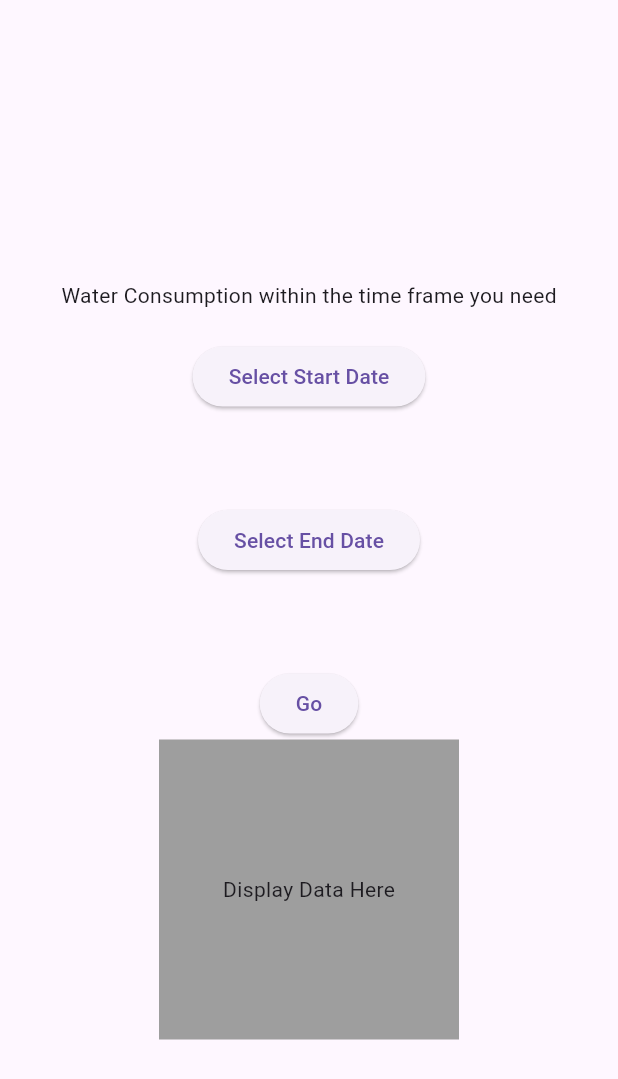
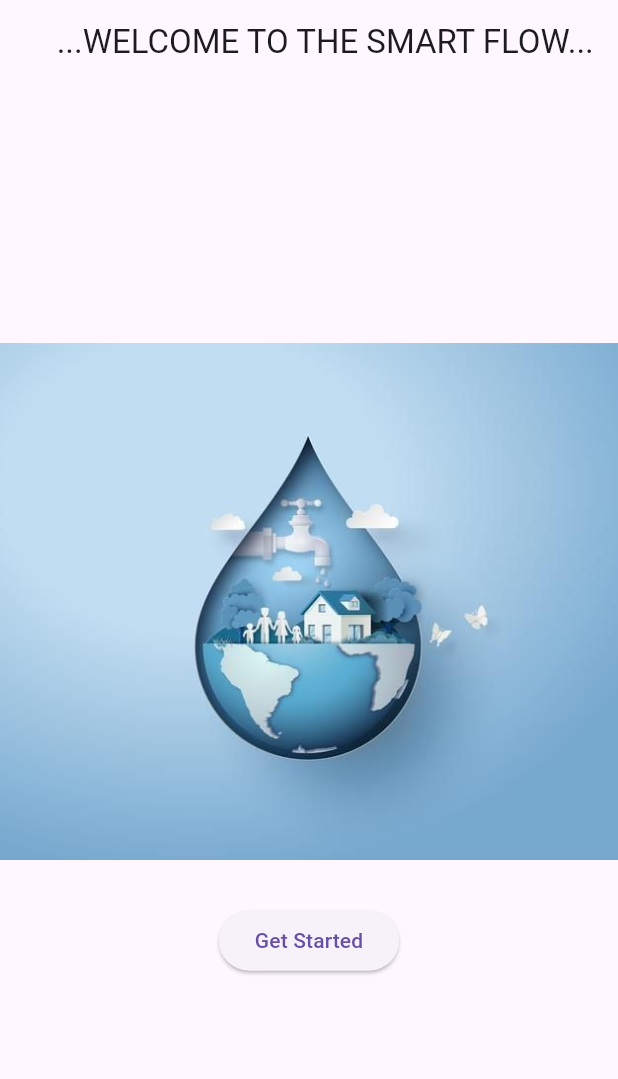
Before and after one commit to RashmiDulmini/SmartFlow, a Flutter app: the screen it shows after launch, on a phone screen of 412 x 824 dp. Shown: the top 1079 px of the screen. Run offline on Flutter 3.47's test engine with Material 3 defaults, Android fonts, the phone set to English and light mode, and no system bars; our stand-ins replace firebase_core; accounts and stored records are empty.

Commit message:
Added new pages and making changes to existing pages
Adding new pages and making changes to existing pages.

```diff
--- /dev/null
+++ b/lib/get_started.dart
@@ -0,0 +1,40 @@
+import 'package:flutter/material.dart';
+import 'package:smartflow/daily_consumption.dart';
+
+class GetStarted extends StatefulWidget {
+  const GetStarted({super.key});
+
+  @override
+  State<GetStarted> createState() => _GetStartedState();
+}
+
+class _GetStartedState extends State<GetStarted> {
+  @override
+  Widget build(BuildContext context) {
+    return Scaffold(
+      appBar: AppBar(
+        title: const Text('    ...WELCOME TO THE SMART FLOW...'),
+      ),
+
+      body: Column(
+        mainAxisAlignment: MainAxisAlignment.center,
+        children: [
+          Image.asset('images/water.jpg'),
+
+          const SizedBox(height: 30), // Add space between image and button
+
+          // Navigate to the Daily Consumption page
+          ElevatedButton(
+            onPressed: () {
+              Navigator.push(
+                context,
+                MaterialPageRoute(builder: (context) => const DailyConsumption()),
+              );
+            },
+            child: const Text('Get Started'),
+          ),
+        ],
+      ),
+    );
+  }
+}
--- a/lib/home_page.dart
+++ b/lib/home_page.dart
@@ -1,6 +1,4 @@
 import 'package:flutter/material.dart';
-import 'package:smartflow/daily_consumption.dart';
-
 
 class MyHomePage extends StatefulWidget {
   const MyHomePage({super.key, required this.title});
@@ -69,15 +67,6 @@ class _MyHomePageState extends State<MyHomePage> {
             Text(_endDate != null ? 'End Date: ${_endDate!.toString()}' : ''),
             const SizedBox(height: 20),
 
-            ElevatedButton(
-              onPressed: (){
-                Navigator.push(
-              context,
-              MaterialPageRoute(builder: (context) => const DailyConsumption()),);
-              },
-              child: Text("Go")),
-            // Placeholder for displaying water consumption data
-
             Container(
               width: 200,
               height: 200,
--- a/lib/main.dart
+++ b/lib/main.dart
@@ -1,7 +1,8 @@
 import 'package:firebase_core/firebase_core.dart';
 import 'package:flutter/material.dart';
 import 'package:smartflow/firebase_options.dart';
-import 'package:smartflow/home_page.dart';
+import 'package:smartflow/get_started.dart';
+
 
 void main() async {
   WidgetsFlutterBinding.ensureInitialized();
@@ -21,7 +22,7 @@ class MyApp extends StatelessWidget {
       theme: ThemeData(
         primarySwatch: Colors.blue,
       ),
-      home:const MyHomePage(title: ""),
+      home:const GetStarted(),
     );
   }
 }
--- a/pubspec.yaml
+++ b/pubspec.yaml
@@ -60,9 +60,9 @@ flutter:
   uses-material-design: true
 
   # To add assets to your application, add an assets section, like this:
-  # assets:
-  #   - images/a_dot_burr.jpeg
-  #   - images/a_dot_ham.jpeg
+  assets:
+   - images/water.jpg
+
 
   # An image asset can refer to one or more resolution-specific "variants", see
   # https://flutter.dev/to/resolution-aware-images
```
Also changed, not shown: lib/daily_consumption.dart (+23 -2 lines), images/water.jpg (added).
